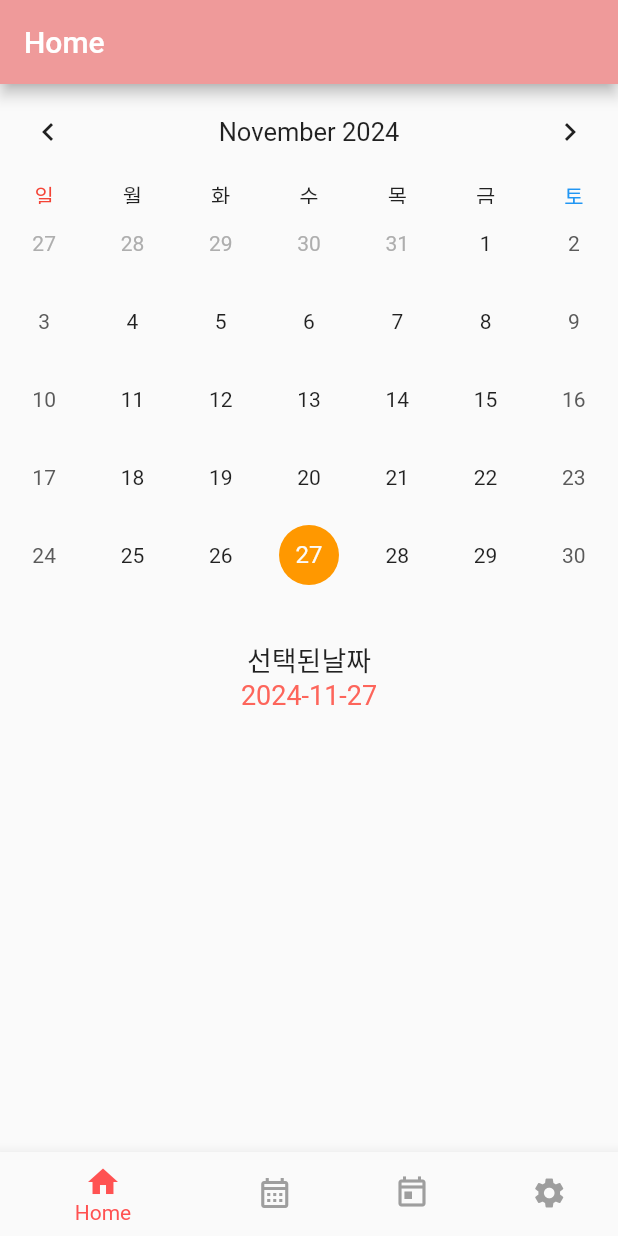
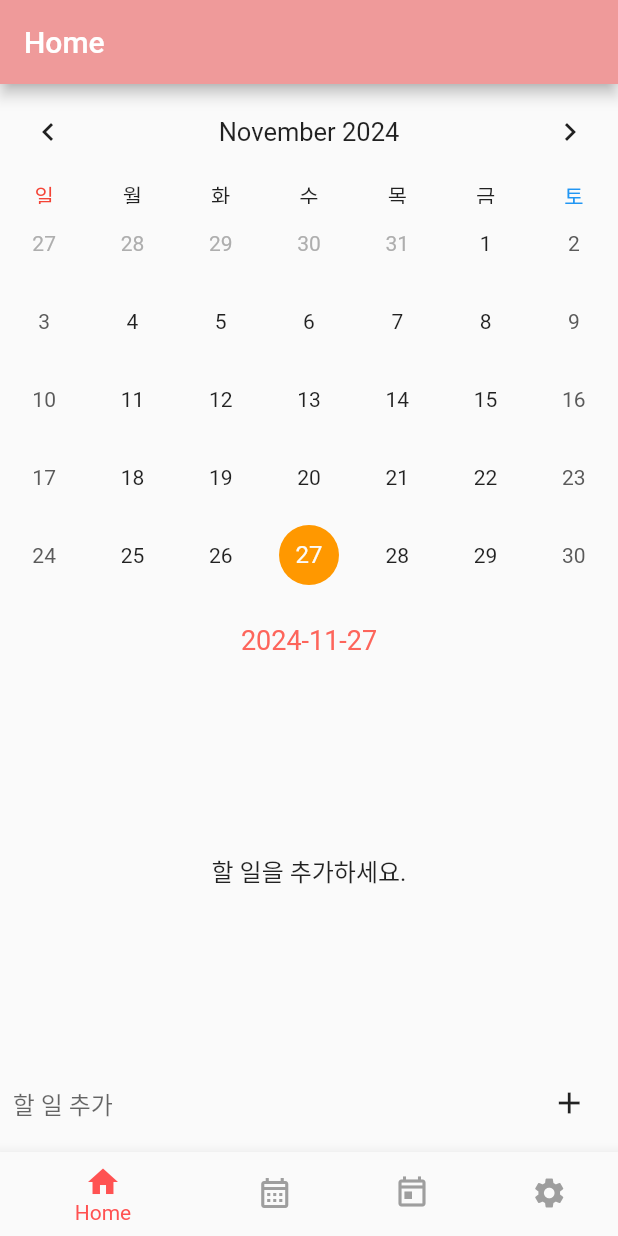
Before and after one commit to shuding0307/flutter_study, a Flutter app: the screen it shows after launch, swiped to page 2, on a phone screen of 412 x 824 dp. Run offline on Flutter 3.47's test engine with Material 3 defaults, Android fonts, the phone set to English and light mode, and no system bars; drawn by our look-alikes of table_calendar.

Commit message:
달력페이지에 투두리스트

```diff
--- a/lib/screens/second_screen.dart
+++ b/lib/screens/second_screen.dart
@@ -11,29 +11,42 @@ class SecondScreen extends StatefulWidget {
 class _SecondScreenState extends State<SecondScreen> {
   DateTime selectedDay = DateTime.now();
   DateTime focusedDay = DateTime.now();
+  final TextEditingController _controller = TextEditingController();
 
-  formatDate(BuildContext context, DateTime day) {
+  final Map<DateTime, List<Map<String, dynamic>>> tasks = {};
+
+  List<Map<String, dynamic>> get selectedDayTasks {
+    return tasks[selectedDay] ?? [];
+  }
+
+  void _addTask(String task) {
+    setState(() {
+      if (tasks[selectedDay] == null) {
+        tasks[selectedDay] = [];
+      }
+      tasks[selectedDay]!.add({'task': task, 'isChecked': false});
+    });
+    _controller.clear();
+  }
+
+  void _toggleCheckbox(int index) {
+    setState(() {
+      tasks[selectedDay]![index]['isChecked'] =
+          !tasks[selectedDay]![index]['isChecked'];
+    });
+  }
+
+  void _deleteTask(int index) {
+    setState(() {
+      tasks[selectedDay]!.removeAt(index);
+      if (tasks[selectedDay]!.isEmpty) {
+        tasks.remove(selectedDay);
+      }
+    });
+  }
+
+  Widget formatDate(BuildContext context, DateTime day) {
     switch (day.weekday) {
-      case 1:
-        return const Center(
-          child: Text('월'),
-        );
-      case 2:
-        return const Center(
-          child: Text('화'),
-        );
-      case 3:
-        return const Center(
-          child: Text('수'),
-        );
-      case 4:
-        return const Center(
-          child: Text('목'),
-        );
-      case 5:
-        return const Center(
-          child: Text('금'),
-        );
       case 6:
         return const Center(
           child: Text(
@@ -48,8 +61,11 @@ class _SecondScreenState extends State<SecondScreen> {
             style: TextStyle(color: Colors.red),
           ),
         );
+      default:
+        return Center(
+          child: Text(['월', '화', '수', '목', '금'][day.weekday - 1]),
+        );
     }
-    return null;
   }
 
   @override
@@ -68,10 +84,10 @@ class _SecondScreenState extends State<SecondScreen> {
             firstDay: DateTime(2000),
             lastDay: DateTime(2100),
             selectedDayPredicate: (day) => isSameDay(selectedDay, day),
-            onDaySelected: (selectedDay, focusedDay) {
+            onDaySelected: (newSelectedDay, newFocusedDay) {
               setState(() {
-                this.selectedDay = selectedDay;
-                this.focusedDay = focusedDay;
+                selectedDay = newSelectedDay;
+                focusedDay = newFocusedDay;
               });
             },
             calendarBuilders: CalendarBuilders(
@@ -88,28 +104,75 @@ class _SecondScreenState extends State<SecondScreen> {
               ),
             ),
           ),
-          Container(
-            height: 30,
-          ),
+          const SizedBox(height: 20),
           Column(
-            mainAxisAlignment: MainAxisAlignment.center,
-            crossAxisAlignment: CrossAxisAlignment.center,
             children: [
-              const Text(
-                '선택된날짜',
-                style: TextStyle(
-                  fontSize: 18,
-                ),
-              ),
               Text(
                 formattedDate,
                 style: const TextStyle(
                   fontSize: 18,
                   color: Color.fromARGB(255, 253, 101, 91),
                 ),
-              )
+              ),
             ],
-          )
+          ),
+          const SizedBox(height: 20),
+          Expanded(
+            child: selectedDayTasks.isEmpty
+                ? const Center(
+                    child: Text(
+                      '할 일을 추가하세요.',
+                      style: TextStyle(fontSize: 16),
+                    ),
+                  )
+                : ListView.builder(
+                    itemCount: selectedDayTasks.length,
+                    itemBuilder: (context, index) {
+                      return ListTile(
+                        leading: Checkbox(
+                          value: selectedDayTasks[index]['isChecked'],
+                          onChanged: (_) => _toggleCheckbox(index),
+                        ),
+                        title: Text(
+                          selectedDayTasks[index]['task'],
+                          style: TextStyle(
+                            decoration: selectedDayTasks[index]['isChecked']
+                                ? TextDecoration.lineThrough
+                                : TextDecoration.none,
+                          ),
+                        ),
+                        trailing: IconButton(
+                          icon: const Icon(Icons.delete, color: Colors.grey),
+                          onPressed: () => _deleteTask(index),
+                        ),
+                      );
+                    },
+                  ),
+          ),
+          Padding(
+            padding: const EdgeInsets.all(8.5),
+            child: Row(
+              children: [
+                Expanded(
+                  child: TextField(
+                    controller: _controller,
+                    decoration: const InputDecoration(
+                      hintText: '할 일 추가',
+                      border: InputBorder.none,
+                    ),
+                  ),
+                ),
+                IconButton(
+                  icon: const Icon(Icons.add),
+                  onPressed: () {
+                    if (_controller.text.isNotEmpty) {
+                      _addTask(_controller.text);
+                    }
+                  },
+                ),
+              ],
+            ),
+          ),
         ],
       ),
     );
```
